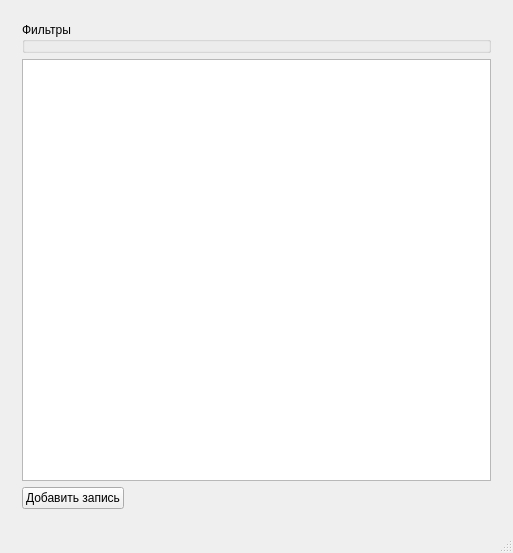
This is mainwindow.ui in Dixaba/qtdbprogram as Qt 5 draws it before an edit. The edited form follows.
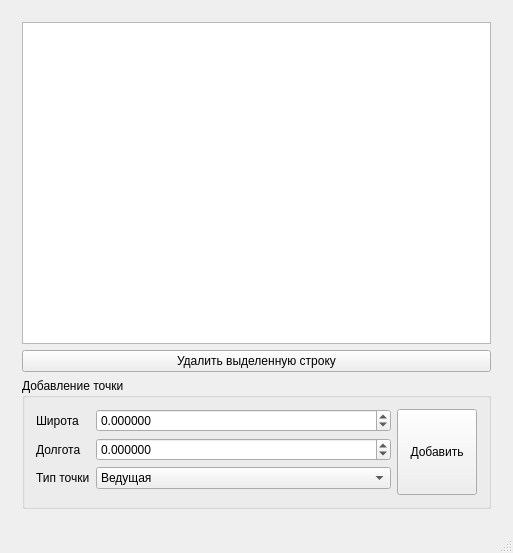
This is the edited form. The open tabs and pages were chosen to show the change. Icons and pictures are not drawn.

Patch:
```diff
--- a/mainwindow.ui
+++ b/mainwindow.ui
@@ -535,13 +535,6 @@
       </widget>
       <widget class="QWidget" name="pageWork">
        <layout class="QVBoxLayout" name="verticalLayout_4">
-        <item>
-         <widget class="QGroupBox" name="groupBox">
-          <property name="title">
-           <string>Фильтры</string>
-          </property>
-         </widget>
-        </item>
         <item>
          <widget class="QTableView" name="tableView">
           <property name="sortingEnabled">
@@ -550,16 +543,115 @@
          </widget>
         </item>
         <item>
-         <widget class="QPushButton" name="buttonAddPoint">
+         <widget class="QPushButton" name="buttonDelete">
+          <property name="text">
+           <string>Удалить выделенную строку</string>
+          </property>
+         </widget>
+        </item>
+        <item>
+         <widget class="QGroupBox" name="groupBox">
           <property name="sizePolicy">
-           <sizepolicy hsizetype="Maximum" vsizetype="Fixed">
+           <sizepolicy hsizetype="Minimum" vsizetype="Minimum">
             <horstretch>0</horstretch>
             <verstretch>0</verstretch>
            </sizepolicy>
           </property>
-          <property name="text">
-           <string>Добавить запись</string>
+          <property name="title">
+           <string>Добавление точки</string>
           </property>
+          <layout class="QGridLayout" name="gridLayout_3">
+           <item row="0" column="0">
+            <layout class="QFormLayout" name="formLayout_4">
+             <item row="0" column="0">
+              <widget class="QLabel" name="label_pointLatitude">
+               <property name="text">
+                <string>Широта</string>
+               </property>
+               <property name="buddy">
+                <cstring>pointLatitude</cstring>
+               </property>
+              </widget>
+             </item>
+             <item row="0" column="1">
+              <widget class="QDoubleSpinBox" name="pointLatitude">
+               <property name="decimals">
+                <number>6</number>
+               </property>
+               <property name="minimum">
+                <double>-90.000000000000000</double>
+               </property>
+               <property name="maximum">
+                <double>90.000000000000000</double>
+               </property>
+              </widget>
+             </item>
+             <item row="1" column="0">
+              <widget class="QLabel" name="label_pointLongitude">
+               <property name="text">
+                <string>Долгота</string>
+               </property>
+               <property name="buddy">
+                <cstring>pointLongitude</cstring>
+               </property>
+              </widget>
+             </item>
+             <item row="1" column="1">
+              <widget class="QDoubleSpinBox" name="pointLongitude">
+               <property name="decimals">
+                <number>6</number>
+               </property>
+               <property name="minimum">
+                <double>-180.000000000000000</double>
+               </property>
+               <property name="maximum">
+                <double>180.000000000000000</double>
+               </property>
+              </widget>
+             </item>
+             <item row="2" column="0">
+              <widget class="QLabel" name="label_pointType">
+               <property name="text">
+                <string>Тип точки</string>
+               </property>
+               <property name="buddy">
+                <cstring>pointType</cstring>
+               </property>
+              </widget>
+             </item>
+             <item row="2" column="1">
+              <widget class="QComboBox" name="pointType">
+               <property name="currentIndex">
+                <number>0</number>
+               </property>
+               <item>
+                <property name="text">
+                 <string>Ведущая</string>
+                </property>
+               </item>
+               <item>
+                <property name="text">
+                 <string>Ведомая</string>
+                </property>
+               </item>
+              </widget>
+             </item>
+            </layout>
+           </item>
+           <item row="0" column="1" rowspan="2">
+            <widget class="QPushButton" name="buttonAddPoint">
+             <property name="sizePolicy">
+              <sizepolicy hsizetype="Maximum" vsizetype="Minimum">
+               <horstretch>0</horstretch>
+               <verstretch>0</verstretch>
+              </sizepolicy>
+             </property>
+             <property name="text">
+              <string>Добавить</string>
+             </property>
+            </widget>
+           </item>
+          </layout>
          </widget>
         </item>
        </layout>
```
Left out of the diff: 29 changed lines with no effect on the pictures.
